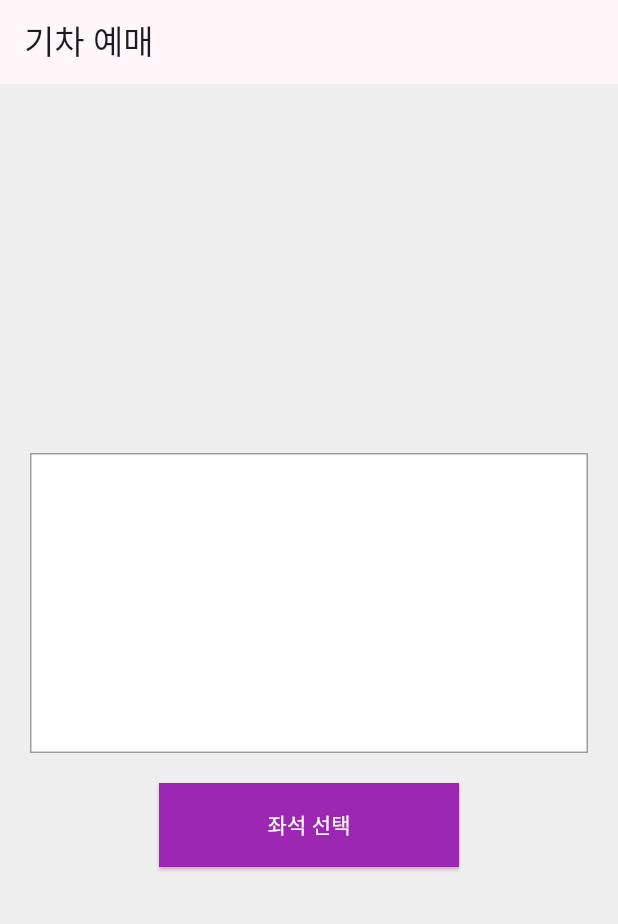
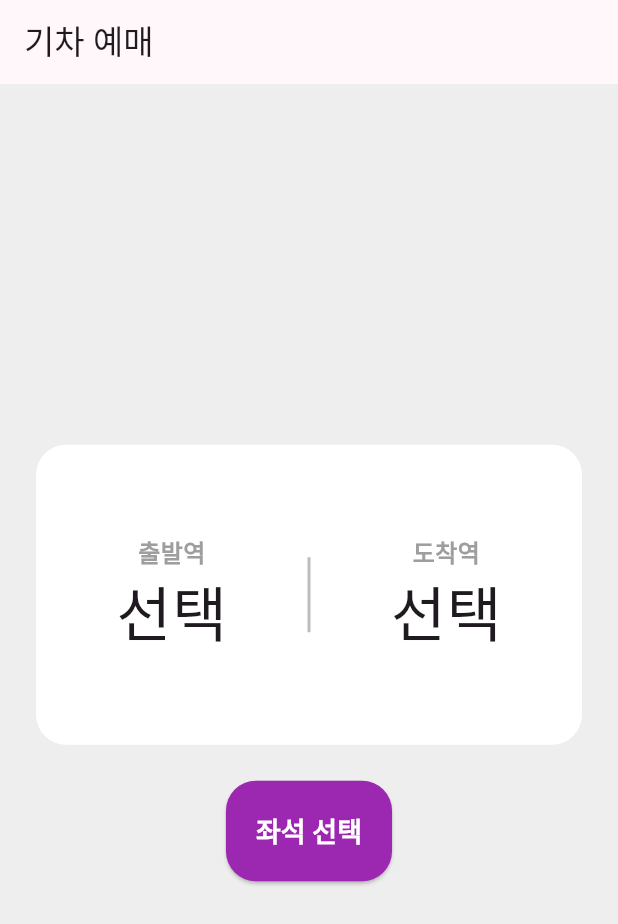
Before and after one commit to idikim/flutter_train_app, a Flutter app: the screen it shows after launch, on a phone screen of 412 x 824 dp. Shown: the top 924 px of the screen. Run offline on Flutter 3.47's test engine with Material 3 defaults, Android fonts, the phone set to English and light mode, and no system bars.

Commit message:
button 여백설정

```diff
--- a/lib/main.dart
+++ b/lib/main.dart
@@ -13,10 +13,10 @@ class MyApp extends StatelessWidget {
   @override
   Widget build(BuildContext context) {
     return MaterialApp(
-      themeMode: ThemeMode.system,
+      themeMode: ThemeMode.light,
       theme: lightTheme,
       darkTheme: darkTheme,
-      home: HomePage(),
+      home: const HomePage(),
     );
   }
 }
--- a/lib/pages/home_page.dart
+++ b/lib/pages/home_page.dart
@@ -1,35 +1,74 @@
 import 'package:flutter/material.dart';
 
 class HomePage extends StatelessWidget {
+  const HomePage({super.key});
+
   @override
   Widget build(BuildContext context) {
     return Scaffold(
       appBar: AppBar(
-        title: Text('기차 예매'),
+        title: const Text('기차 예매'),
       ),
       body: Padding(
-        padding: EdgeInsets.symmetric(horizontal: 20),
+        padding: const EdgeInsets.symmetric(horizontal: 20),
         child: Column(
           mainAxisAlignment: MainAxisAlignment.center,
           crossAxisAlignment: CrossAxisAlignment.center,
           children: [
-            Container(
-              height: 200,
-              decoration: BoxDecoration(
-                color: Colors.white,
-                border: Border.all(
-                  color: Theme.of(context).dividerColor,
-                ),
-              ),
+            Card(
+              child: SizedBox(
+                  height: 200,
+                  child: Row(
+                    children: [
+                      const Spacer(),
+                      const Column(
+                        mainAxisAlignment: MainAxisAlignment.center,
+                        children: [
+                          Text(
+                            '출발역',
+                            style: TextStyle(
+                                fontSize: 16,
+                                color: Colors.grey,
+                                fontWeight: FontWeight.bold),
+                          ),
+                          Text(
+                            '선택',
+                            style: TextStyle(fontSize: 40),
+                          ),
+                        ],
+                      ),
+                      const Spacer(),
+                      Container(
+                        width: 2, // 세로선의 두께
+                        color: Colors.grey[400], // 세로선의 색깔
+                        height: 50, // 세로선의 높이
+                      ),
+                      const Spacer(),
+                      const Column(
+                        mainAxisAlignment: MainAxisAlignment.center,
+                        children: [
+                          Text(
+                            '도착역',
+                            style: TextStyle(
+                                fontSize: 16,
+                                color: Colors.grey,
+                                fontWeight: FontWeight.bold),
+                          ),
+                          Text(
+                            '선택',
+                            style: TextStyle(fontSize: 40),
+                          ),
+                        ],
+                      ),
+                      const Spacer()
+                    ],
+                  )),
             ),
-            SizedBox(height: 20),
-            SizedBox(
-              width: 200,
-              height: 56,
-              child: ElevatedButton(
-                onPressed: () {},
-                child: Text("좌석 선택"),
-              ),
+            const SizedBox(height: 20),
+            ElevatedButton(
+              style: const ButtonStyle(),
+              onPressed: () {},
+              child: const Text("좌석 선택"),
             ),
           ],
         ),
--- a/lib/pages/seat_page.dart
+++ b/lib/pages/seat_page.dart
@@ -1,11 +1,13 @@
 import 'package:flutter/material.dart';
 
 class SeatPage extends StatelessWidget {
+  const SeatPage({super.key});
+
   @override
   Widget build(BuildContext context) {
     return Scaffold(
       appBar: AppBar(
-        title: Text('좌석 선택'),
+        title: const Text('좌석 선택'),
       ),
     );
   }
--- a/lib/pages/station_list_page.dart
+++ b/lib/pages/station_list_page.dart
@@ -1,11 +1,13 @@
 import 'package:flutter/material.dart';
 
 class StationListPage extends StatelessWidget {
+  const StationListPage({super.key});
+
   @override
   Widget build(BuildContext context) {
     return Scaffold(
       appBar: AppBar(
-        title: Text('출발역'),
+        title: const Text('출발역'),
       ),
     );
   }
--- a/lib/theme.dart
+++ b/lib/theme.dart
@@ -3,14 +3,16 @@ import 'package:flutter/material.dart';
 final lightTheme = ThemeData(
   useMaterial3: true,
   colorScheme: ColorScheme.fromSeed(
-    seedColor: Colors.purple,
-    brightness: Brightness.light,
-    primaryContainer: Colors.white,
-  ),
+      seedColor: Colors.purple, brightness: Brightness.light),
+  cardTheme: CardTheme(
+      color: Colors.white,
+      elevation: 0,
+      shape: RoundedRectangleBorder(borderRadius: BorderRadius.circular(20))),
+
   scaffoldBackgroundColor: Colors.grey[200],
   highlightColor: Colors.white,
   dividerColor: Colors.black38, // black opacity 38%
-  sliderTheme: SliderThemeData(
+  sliderTheme: const SliderThemeData(
     activeTrackColor: Colors.black38,
     inactiveTrackColor: Colors.black38,
     trackHeight: 1,
@@ -18,16 +20,13 @@ final lightTheme = ThemeData(
   ),
   elevatedButtonTheme: ElevatedButtonThemeData(
     style: ButtonStyle(
-      shape: MaterialStatePropertyAll(RoundedRectangleBorder()),
-      backgroundColor: MaterialStatePropertyAll(Colors.purple),
-      foregroundColor: MaterialStatePropertyAll(Colors.white),
-    ),
-  ),
-  outlinedButtonTheme: OutlinedButtonThemeData(
-    style: ButtonStyle(
-      shape: MaterialStatePropertyAll(RoundedRectangleBorder()),
-      side: MaterialStatePropertyAll(BorderSide(color: Colors.black38)),
-      foregroundColor: MaterialStatePropertyAll(Colors.black),
+      padding: const WidgetStatePropertyAll(EdgeInsets.all(20)),
+      textStyle: WidgetStateProperty.all(
+          const TextStyle(fontSize: 18, fontWeight: FontWeight.bold)),
+      shape: WidgetStateProperty.all(
+          RoundedRectangleBorder(borderRadius: BorderRadius.circular(20))),
+      backgroundColor: const WidgetStatePropertyAll(Colors.purple),
+      foregroundColor: const WidgetStatePropertyAll(Colors.white),
     ),
   ),
 );
@@ -38,9 +37,14 @@ final darkTheme = ThemeData(
     seedColor: Colors.purple,
     brightness: Brightness.dark,
   ),
+
+  cardTheme: CardTheme(
+      color: Colors.grey,
+      elevation: 0,
+      shape: RoundedRectangleBorder(borderRadius: BorderRadius.circular(20))),
   highlightColor: Colors.purple,
   dividerColor: Colors.white30, // white opacity 30%
-  sliderTheme: SliderThemeData(
+  sliderTheme: const SliderThemeData(
     activeTrackColor: Colors.white30, // 현재값 기준 왼쪽 색상
     inactiveTrackColor: Colors.white30, // 현재값 기준 오른쪽 색상
     trackHeight: 1, // 막대기 높이(두께)
@@ -48,17 +52,11 @@ final darkTheme = ThemeData(
   ),
   elevatedButtonTheme: ElevatedButtonThemeData(
     style: ButtonStyle(
-      shape: MaterialStatePropertyAll(RoundedRectangleBorder()),
-      backgroundColor: MaterialStatePropertyAll(Colors.purple), // 배경색
+      shape: WidgetStateProperty.all(
+          RoundedRectangleBorder(borderRadius: BorderRadius.circular(20))),
+      backgroundColor: const WidgetStatePropertyAll(Colors.purple), // 배경색
       // 전경색 (Text 등 child 위젯의 색상)
-      foregroundColor: MaterialStatePropertyAll(Colors.white),
-    ),
-  ),
-  outlinedButtonTheme: OutlinedButtonThemeData(
-    style: ButtonStyle(
-      shape: MaterialStatePropertyAll(RoundedRectangleBorder()),
-      side: MaterialStatePropertyAll(BorderSide(color: Colors.white30)),
-      foregroundColor: MaterialStatePropertyAll(Colors.white),
+      foregroundColor: const WidgetStatePropertyAll(Colors.white),
     ),
   ),
 );
```
